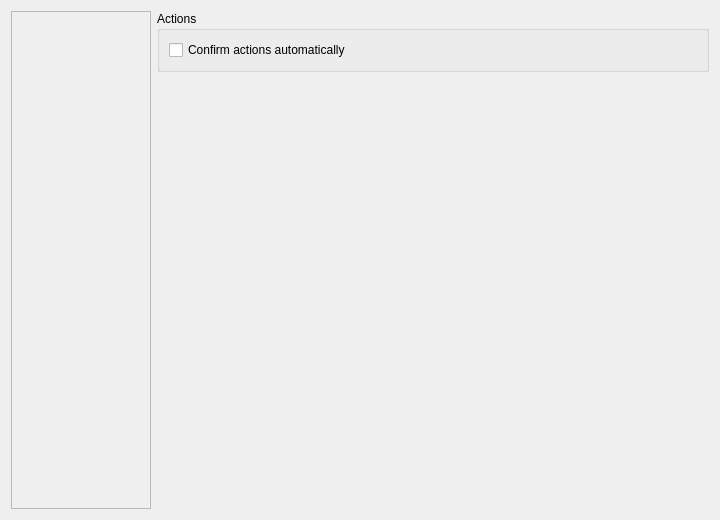
dchapyshev/aspia, file source/client/desktop/settings_tab.ui: the form before one commit.
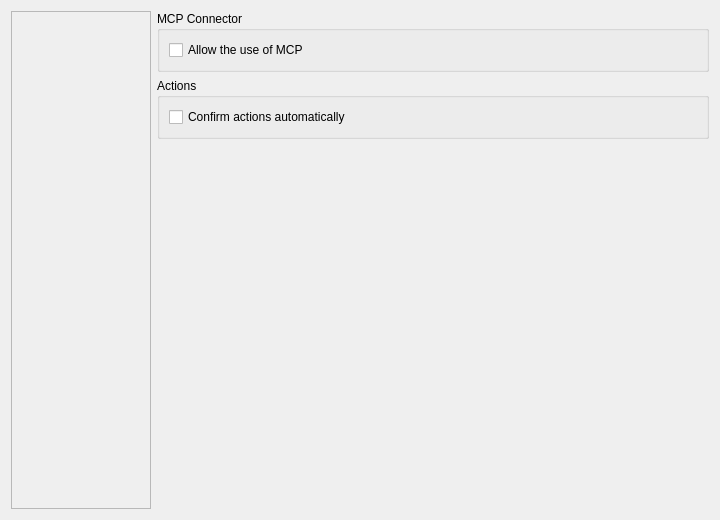
The form after the commit. The open tabs and pages were chosen to show the change. Custom widgets are drawn as their Qt base class.

Patch:
```diff
--- a/source/client/desktop/settings_tab.ui
+++ b/source/client/desktop/settings_tab.ui
@@ -658,6 +658,28 @@
            <property name="bottomMargin">
             <number>0</number>
            </property>
+           <item>
+            <widget class="QGroupBox" name="groupbox_mcp">
+             <property name="sizePolicy">
+              <sizepolicy hsizetype="Preferred" vsizetype="Fixed">
+               <horstretch>0</horstretch>
+               <verstretch>0</verstretch>
+              </sizepolicy>
+             </property>
+             <property name="title">
+              <string>MCP Connector</string>
+             </property>
+             <layout class="QVBoxLayout" name="layout_mcp_group">
+              <item>
+               <widget class="QCheckBox" name="checkbox_mcp_enabled">
+                <property name="text">
+                 <string>Allow the use of MCP</string>
+                </property>
+               </widget>
+              </item>
+             </layout>
+            </widget>
+           </item>
            <item>
             <widget class="QGroupBox" name="groupbox_mcp_actions">
              <property name="sizePolicy">
```
